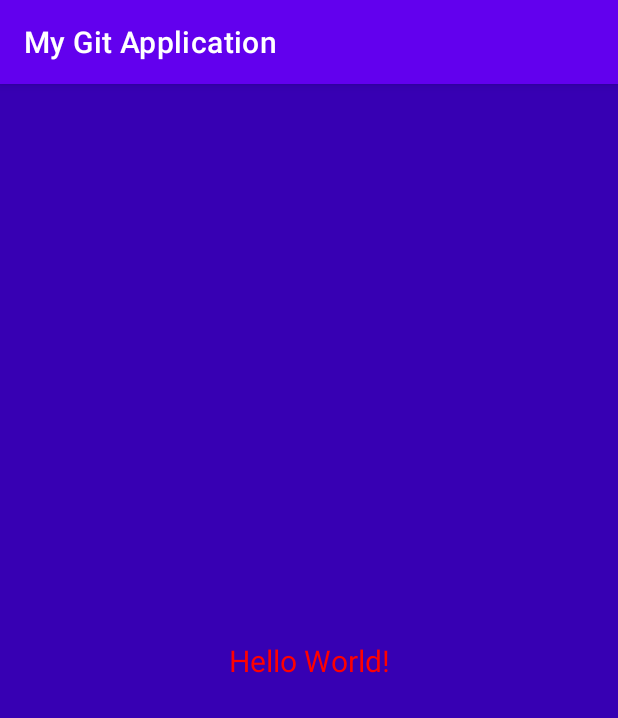
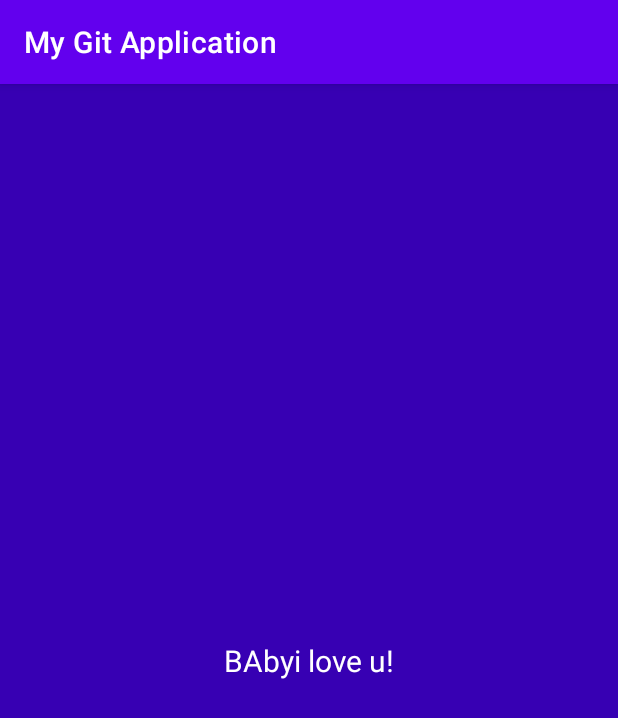
Before and after one commit to sirishavadavalli/myapp, an Android app: the screen it shows after launch (MainActivity), on a phone screen of 412 x 824 dp. Shown: the top 718 px of the screen. Run offline under Robolectric (Android 15) with nearby library versions, the phone set to English and light mode, and no system bars.

Commit message:
text name is chnaged

```diff
--- a/app/src/main/res/layout/activity_main.xml
+++ b/app/src/main/res/layout/activity_main.xml
@@ -11,9 +11,9 @@
     <TextView
         android:layout_width="wrap_content"
         android:layout_height="wrap_content"
-        android:text="Hello World!"
+        android:text="BAbyi love u!"
         android:textSize="20dp"
-        android:textColor="#f00"
+        android:textColor="#ffffff"
         app:layout_constraintBottom_toBottomOf="parent"
         app:layout_constraintLeft_toLeftOf="parent"
         app:layout_constraintRight_toRightOf="parent"
```
